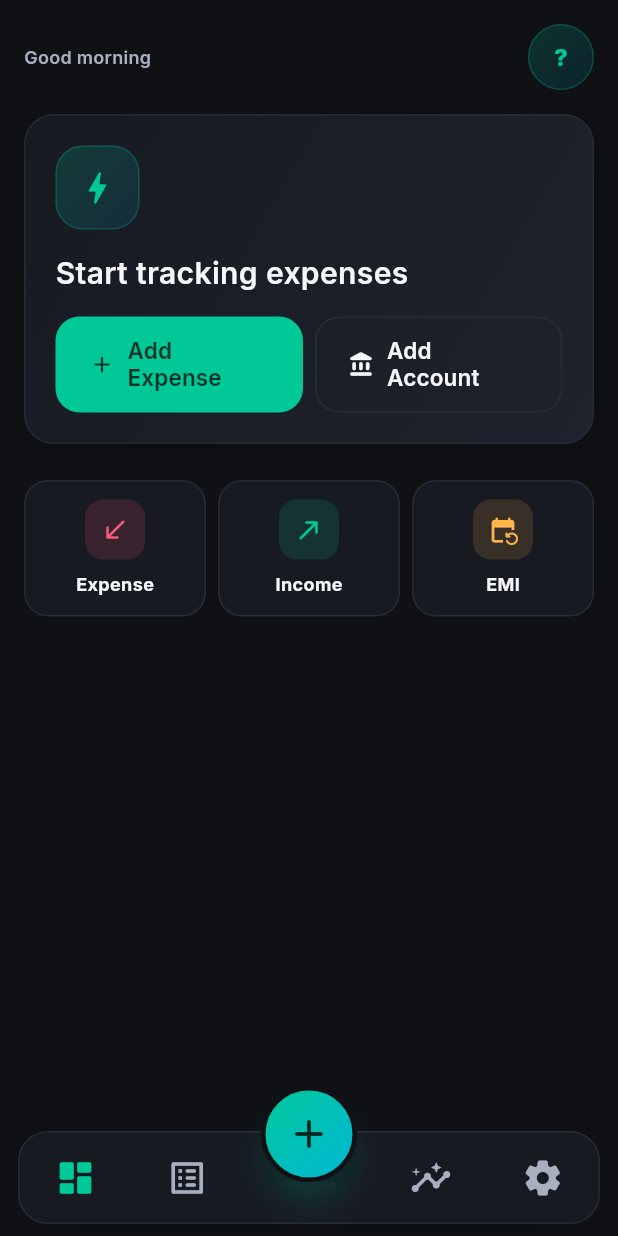
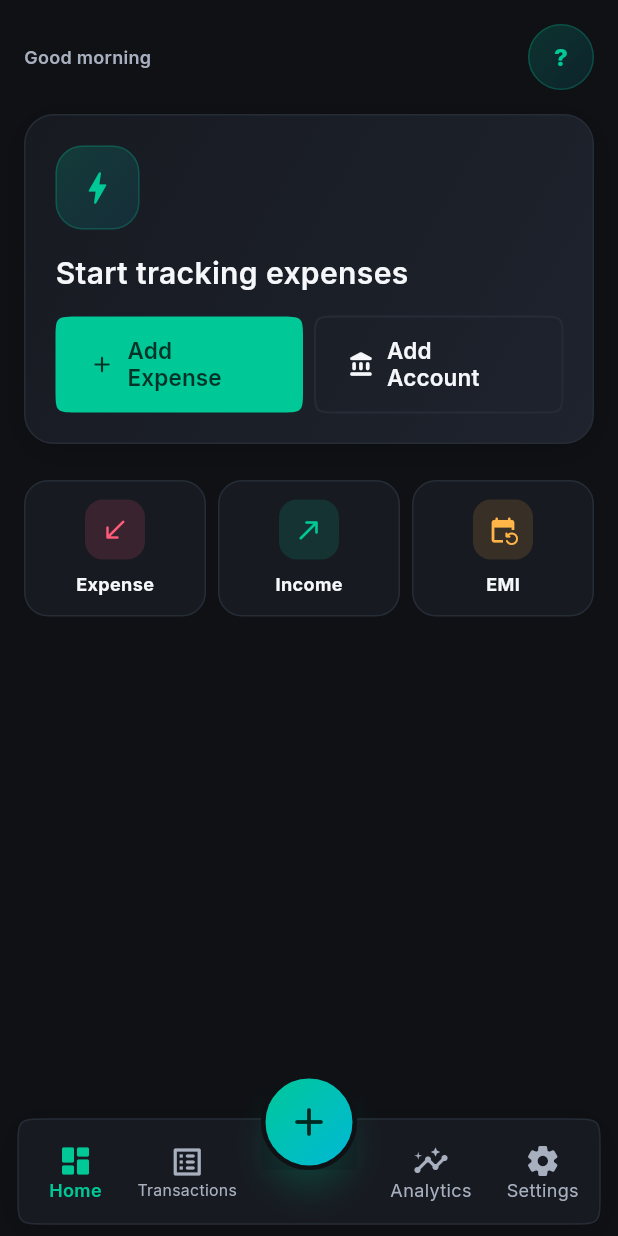
Before and after one commit to shubhamambastha/expense_tracker_app, a Flutter app: the ExpenseHomePage screen opened directly with empty values, after a tap on an icon or button, on a phone screen of 412 x 824 dp. Run offline on Flutter 3.47's test engine with Material 3 defaults, Android fonts, the phone set to English and light mode, and no system bars; drawn by our look-alikes of flutter_animate; our stand-ins replace app_links, shared_preferences, supabase_flutter; missing offline and left inert: auth0_flutter; accounts and stored records are empty.

Commit message:
refactor(theme): replace RoundedRectangleBorder with ContinuousRectangleBorder for consistent corner shapes refactor(expense_home_page): update bottom navigation semantics and layout for improved accessibility and UI

```diff
--- a/lib/config/design_tokens.dart
+++ b/lib/config/design_tokens.dart
@@ -50,6 +50,20 @@ class AppRadii {
   static const inputRadius = BorderRadius.all(Radius.circular(input));
   static const pillRadius = BorderRadius.all(Radius.circular(pill));
   static const chipRadius = BorderRadius.all(Radius.circular(chip));
+
+  /// iOS-style continuous (superellipse) corner shapes — prefer these over
+  /// hand-rolled `RoundedRectangleBorder`s for Material `shape:` params so
+  /// corners match native UIKit/SwiftUI curvature instead of a true arc.
+  static const OutlinedBorder cardBorder =
+      ContinuousRectangleBorder(borderRadius: cardRadius);
+  static const OutlinedBorder buttonBorder =
+      ContinuousRectangleBorder(borderRadius: buttonRadius);
+  static const OutlinedBorder inputBorder =
+      ContinuousRectangleBorder(borderRadius: inputRadius);
+  static const OutlinedBorder pillBorder =
+      ContinuousRectangleBorder(borderRadius: pillRadius);
+  static const OutlinedBorder chipBorder =
+      ContinuousRectangleBorder(borderRadius: chipRadius);
 }
 
 class AppShadows {
--- a/lib/screens/home/expense_home_page.dart
+++ b/lib/screens/home/expense_home_page.dart
@@ -110,19 +110,17 @@ class _ExpenseHomePageState extends State<ExpenseHomePage> {
   }
 
   void _onNavItemTapped(int index) {
-    if (index == 2) {
-      _openAddTransactionPage();
-      return;
-    }
-
     setState(() {
       _selectedIndex = index;
     });
   }
 
+  /// A tab bar item is a navigation destination, never an action — the
+  /// add-transaction control lives outside this row (see [_AddExpenseFab])
+  /// so tapping it can never be confused with switching tabs.
   Widget _buildBottomBarItem({
     required IconData icon,
-    required String semanticsLabel,
+    required String label,
     required int index,
   }) {
     final isSelected = _selectedIndex == index;
@@ -132,21 +130,42 @@ class _ExpenseHomePageState extends State<ExpenseHomePage> {
     return Expanded(
       child: Semantics(
         button: true,
-        label: semanticsLabel,
+        label: label,
         selected: isSelected,
         child: InkWell(
           onTap: () => _onNavItemTapped(index),
           borderRadius: AppRadii.buttonRadius,
           child: SizedBox(
-            height: 52,
-            child: Center(
-              child: Icon(
-                icon,
-                size: 28,
-                color: fg,
-                fill: isSelected ? 1.0 : 0.0,
-                weight: isSelected ? 600 : 400,
-              ),
+            height: 60,
+            child: Column(
+              mainAxisAlignment: MainAxisAlignment.center,
+              mainAxisSize: MainAxisSize.min,
+              children: [
+                Icon(
+                  icon,
+                  size: 24,
+                  color: fg,
+                  fill: isSelected ? 1.0 : 0.0,
+                  weight: isSelected ? 600 : 400,
+                ),
+                const SizedBox(height: 2),
+                Padding(
+                  padding: const EdgeInsets.symmetric(horizontal: AppSpacing.xs),
+                  child: FittedBox(
+                    fit: BoxFit.scaleDown,
+                    child: Text(
+                      label,
+                      maxLines: 1,
+                      style: AppTextStyles.caption.copyWith(
+                        color: fg,
+                        fontWeight:
+                            isSelected ? FontWeight.w600 : FontWeight.w400,
+                        height: 1.0,
+                      ),
+                    ),
+                  ),
+                ),
+              ],
             ),
           ),
         ),
@@ -518,7 +537,7 @@ class _ExpenseHomePageState extends State<ExpenseHomePage> {
   }
 
   void _switchToTab(int index) {
-    if (index < 0 || index > 4 || index == 2) return;
+    if (index < 0 || index > 3) return;
     setState(() => _selectedIndex = index);
   }
 
@@ -790,9 +809,9 @@ class _ExpenseHomePageState extends State<ExpenseHomePage> {
     switch (_selectedIndex) {
       case 1:
         return _buildTransactionsContent(context);
+      case 2:
+        return _buildAnalyticsContent(context);
       case 3:
-        return _buildAnalyticsContent(context);
-      case 4:
         return _buildSettingsContent(context);
       case 0:
       default:
@@ -846,11 +865,13 @@ class _ExpenseHomePageState extends State<ExpenseHomePage> {
           alignment: Alignment.topCenter,
           children: [
             Container(
-              decoration: BoxDecoration(
+              decoration: ShapeDecoration(
                 color: AppColors.surface,
-                borderRadius: BorderRadius.circular(AppRadii.card),
-                border: Border.all(color: AppColors.border),
-                boxShadow: AppShadows.card,
+                shape: ContinuousRectangleBorder(
+                  borderRadius: AppRadii.cardRadius,
+                  side: const BorderSide(color: AppColors.border),
+                ),
+                shadows: AppShadows.card,
               ),
               padding: const EdgeInsets.symmetric(vertical: AppSpacing.xs),
               child: Row(
@@ -860,12 +881,12 @@ class _ExpenseHomePageState extends State<ExpenseHomePage> {
                       children: [
                         _buildBottomBarItem(
                           icon: Icons.dashboard_rounded,
-                          semanticsLabel: 'Home',
+                          label: 'Home',
                           index: 0,
                         ),
                         _buildBottomBarItem(
                           icon: Icons.list_alt_rounded,
-                          semanticsLabel: 'Transactions',
+                          label: 'Transactions',
                           index: 1,
                         ),
                       ],
@@ -878,13 +899,13 @@ class _ExpenseHomePageState extends State<ExpenseHomePage> {
                       children: [
                         _buildBottomBarItem(
                           icon: Icons.insights_rounded,
-                          semanticsLabel: 'Analytics',
-                          index: 3,
+                          label: 'Analytics',
+                          index: 2,
                         ),
                         _buildBottomBarItem(
                           icon: Icons.settings_rounded,
-                          semanticsLabel: 'Settings',
-                          index: 4,
+                          label: 'Settings',
+                          index: 3,
                         ),
                       ],
                     ),
```
Also changed, not shown: lib/config/theme.dart (+16 -30 lines).
